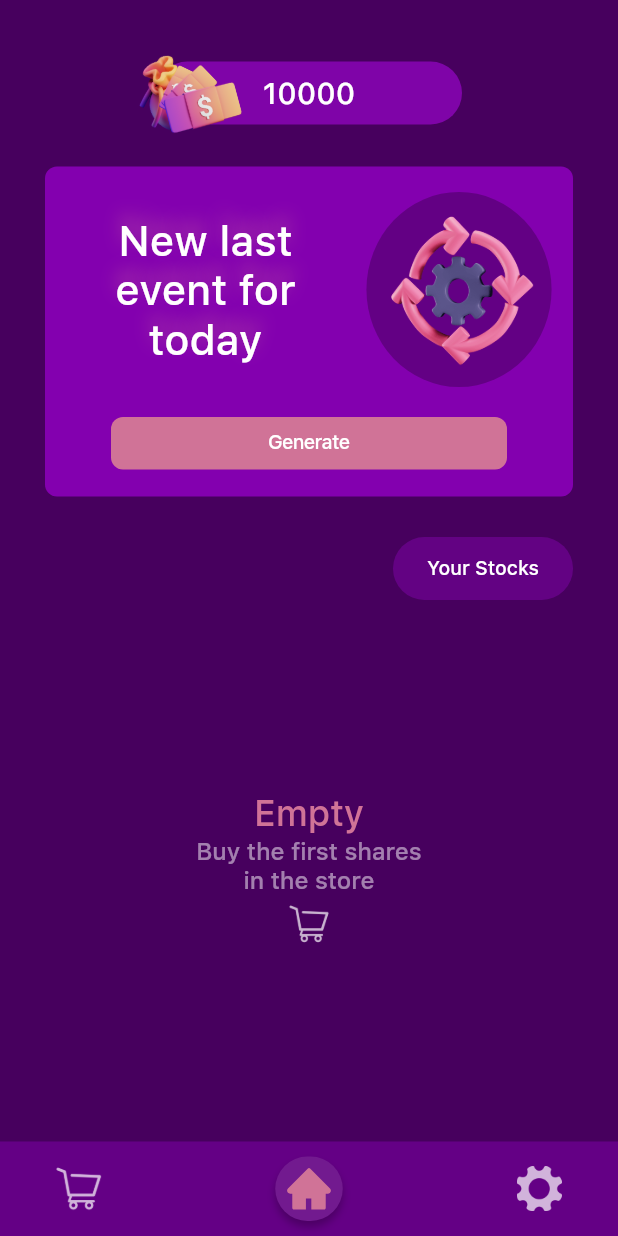
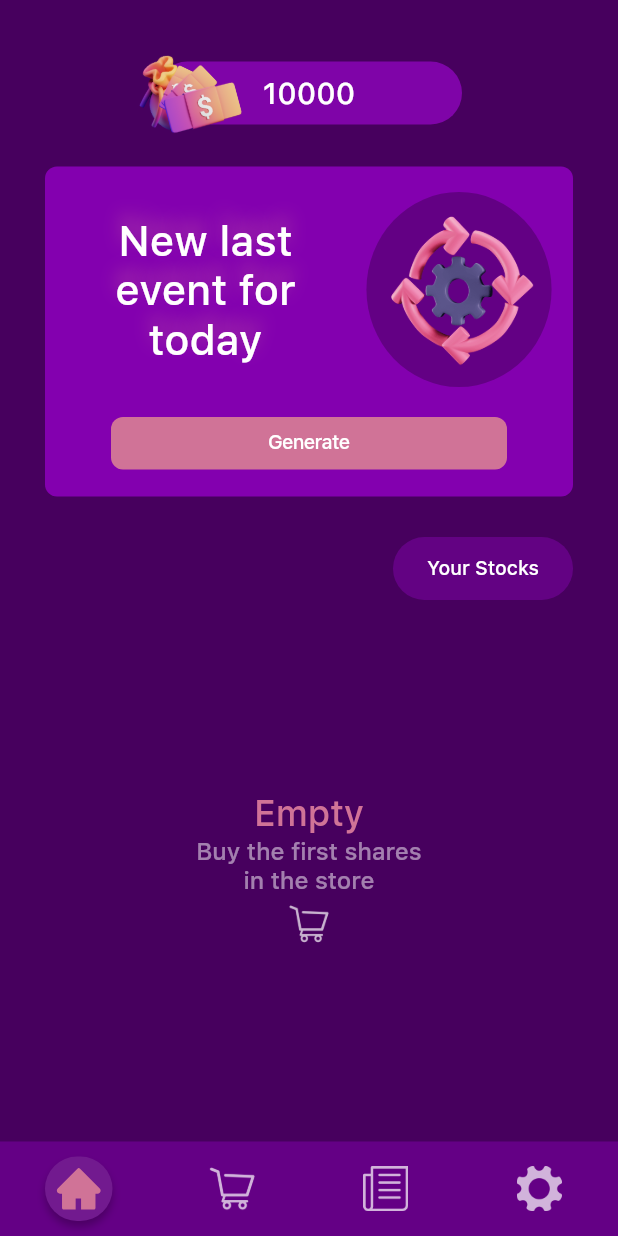
Before and after one commit to kent0505/my_stake, a Flutter app: the HomePage screen opened by its route, on a phone screen of 412 x 824 dp. Run offline on Flutter 3.47's test engine with Material 3 defaults, Android fonts, the phone set to English and light mode, and no system bars; our stand-ins replace flutter_bloc, flutter_svg, go_router, shared_preferences; accounts and stored records are empty.

Commit message:
added news tab

```diff
--- a/lib/core/utils.dart
+++ b/lib/core/utils.dart
@@ -124,3 +124,8 @@ String getTotalStockPrice2(Stock stock, int count) {
   String formattedNumber = total.toStringAsFixed(1);
   return formattedNumber.replaceAll('.0', '');
 }
+
+String getTotalMoney() {
+  String formattedNumber = myCoins.toStringAsFixed(1);
+  return formattedNumber.replaceAll('.0', '');
+}
--- a/lib/core/widgets/current_coins_card.dart
+++ b/lib/core/widgets/current_coins_card.dart
@@ -29,7 +29,7 @@ class CurrentCoinsCard extends StatelessWidget {
                   child: BlocBuilder<ShopBloc, ShopState>(
                     builder: (context, state) {
                       return Text(
-                        '$myCoins'.replaceAll('.0', ''),
+                        getTotalMoney(),
                         style: const TextStyle(
                           color: Colors.white,
                           fontSize: 20,
--- a/lib/features/home/bloc/home_bloc.dart
+++ b/lib/features/home/bloc/home_bloc.dart
@@ -12,6 +12,9 @@ class HomeBloc extends Bloc<HomeEvent, HomeState> {
       } else if (event.index == 1) {
         if (state is HomeShop) return;
         emit(HomeShop());
+      } else if (event.index == 2) {
+        if (state is HomeNews) return;
+        emit(HomeNews());
       } else {
         if (state is HomeSettings) return;
         emit(HomeSettings());
--- a/lib/features/home/bloc/home_state.dart
+++ b/lib/features/home/bloc/home_state.dart
@@ -6,4 +6,6 @@ class HomeInitial extends HomeState {}
 
 class HomeShop extends HomeState {}
 
+class HomeNews extends HomeState {}
+
 class HomeSettings extends HomeState {}
--- a/lib/features/home/pages/home_page.dart
+++ b/lib/features/home/pages/home_page.dart
@@ -14,6 +14,7 @@ import '../widgets/generate_card.dart';
 import '../widgets/my_stock_card.dart';
 import '../widgets/nav_bar.dart';
 import '../widgets/your_stock_card.dart';
+import 'news_page.dart';
 import 'settings_page.dart';
 
 class HomePage extends StatefulWidget {
@@ -45,6 +46,8 @@ class _HomePageState extends State<HomePage> {
                     if (state is HomeShop) return const ShopPage();
 
                     if (state is HomeSettings) return const SettingsPage();
+
+                    if (state is HomeNews) return const NewsPage();
 
                     return const _Home();
                   },
--- a/lib/features/home/widgets/nav_bar.dart
+++ b/lib/features/home/widgets/nav_bar.dart
@@ -24,6 +24,13 @@ class NavBar extends StatelessWidget {
               crossAxisAlignment: CrossAxisAlignment.start,
               children: [
                 _NavBarButton(
+                  asset: 'home',
+                  active: state is HomeInitial,
+                  onPressed: () {
+                    context.read<HomeBloc>().add(ChangePageEvent(index: 0));
+                  },
+                ),
+                _NavBarButton(
                   asset: 'shop',
                   active: state is HomeShop,
                   onPressed: () {
@@ -31,17 +38,17 @@ class NavBar extends StatelessWidget {
                   },
                 ),
                 _NavBarButton(
-                  asset: 'home',
-                  active: state is HomeInitial,
+                  asset: 'news',
+                  active: state is HomeNews,
                   onPressed: () {
-                    context.read<HomeBloc>().add(ChangePageEvent(index: 0));
+                    context.read<HomeBloc>().add(ChangePageEvent(index: 2));
                   },
                 ),
                 _NavBarButton(
                   asset: 'settings',
                   active: state is HomeSettings,
                   onPressed: () {
-                    context.read<HomeBloc>().add(ChangePageEvent(index: 2));
+                    context.read<HomeBloc>().add(ChangePageEvent(index: 3));
                   },
                 ),
               ],
@@ -88,7 +95,15 @@ class _NavBarButton extends StatelessWidget {
         child: Column(
           mainAxisAlignment: MainAxisAlignment.center,
           children: [
-            if (asset == 'home')
+            if (asset == 'news')
+              Image.asset(
+                'assets/$asset.png',
+                height: 30,
+                color: active
+                    ? AppColors.pink
+                    : const Color(0xffffffff).withOpacity(0.7),
+              )
+            else if (asset == 'home')
               SvgPicture.asset(
                 'assets/$asset.svg',
                 color: active
--- a/lib/features/shop/widgets/stock_card.dart
+++ b/lib/features/shop/widgets/stock_card.dart
@@ -23,7 +23,7 @@ class StockCard extends StatelessWidget {
       height: 67,
       margin: const EdgeInsets.only(bottom: 15),
       decoration: BoxDecoration(
-        color: active ? Colors.black : Colors.black.withOpacity(0.5),
+        color: Colors.black.withOpacity(0.5),
         borderRadius: BorderRadius.circular(8),
       ),
       child: CupertinoButton(
```
Also changed, not shown: lib/features/home/pages/news_page.dart (added, +14 -0 lines), assets/news.png (added).
